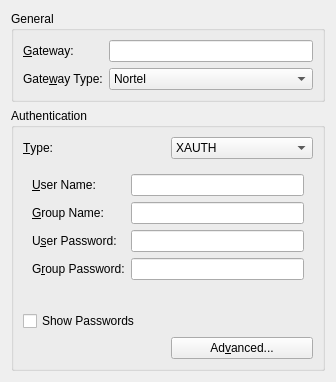
Above: vpnplugins/novellvpn/novellvpnprop.ui from KDE/networkmanagement before the change. Below: the same form after it.
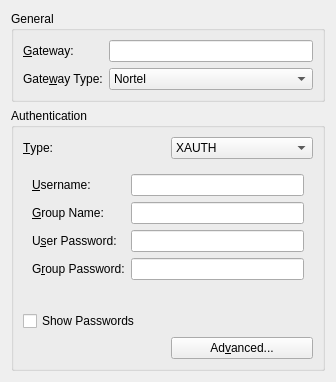
That is the form after the change. Custom widgets are drawn as their Qt base class.

Commit message: Proof-reading: user name -> username, for consistency.

```diff
--- a/vpnplugins/novellvpn/novellvpnprop.ui
+++ b/vpnplugins/novellvpn/novellvpnprop.ui
@@ -100,7 +100,7 @@
           <item row="0" column="0">
            <widget class="QLabel" name="label_3">
             <property name="text">
-             <string>&amp;User Name:</string>
+             <string>&amp;Username:</string>
             </property>
             <property name="buddy">
              <cstring>leUserName</cstring>
```
